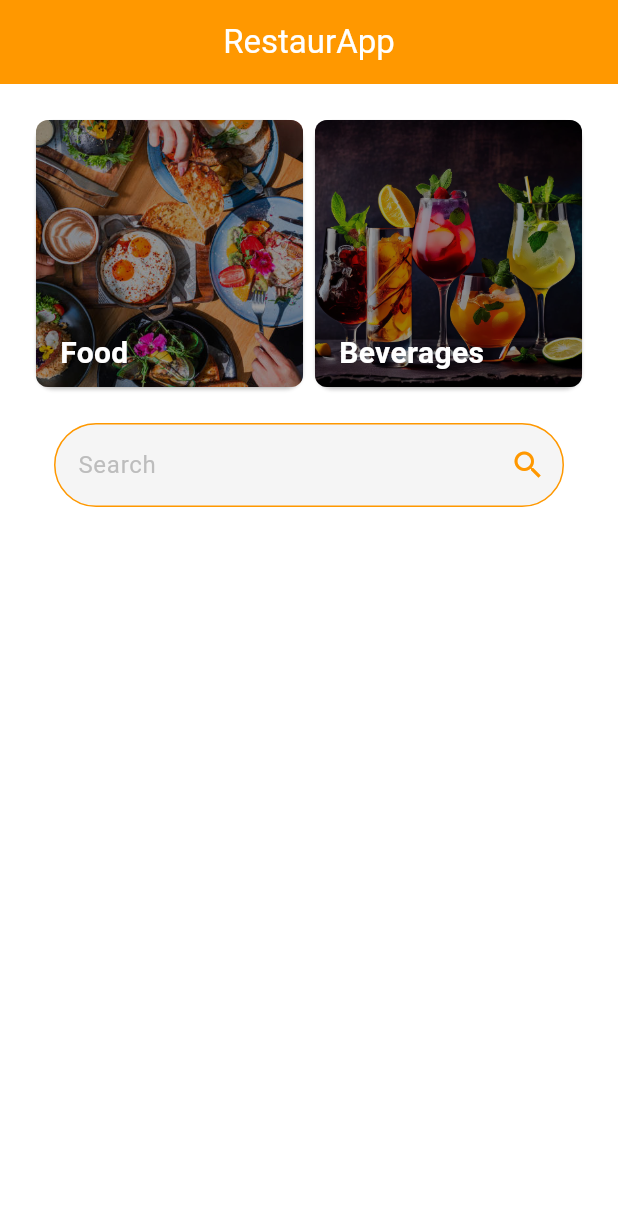
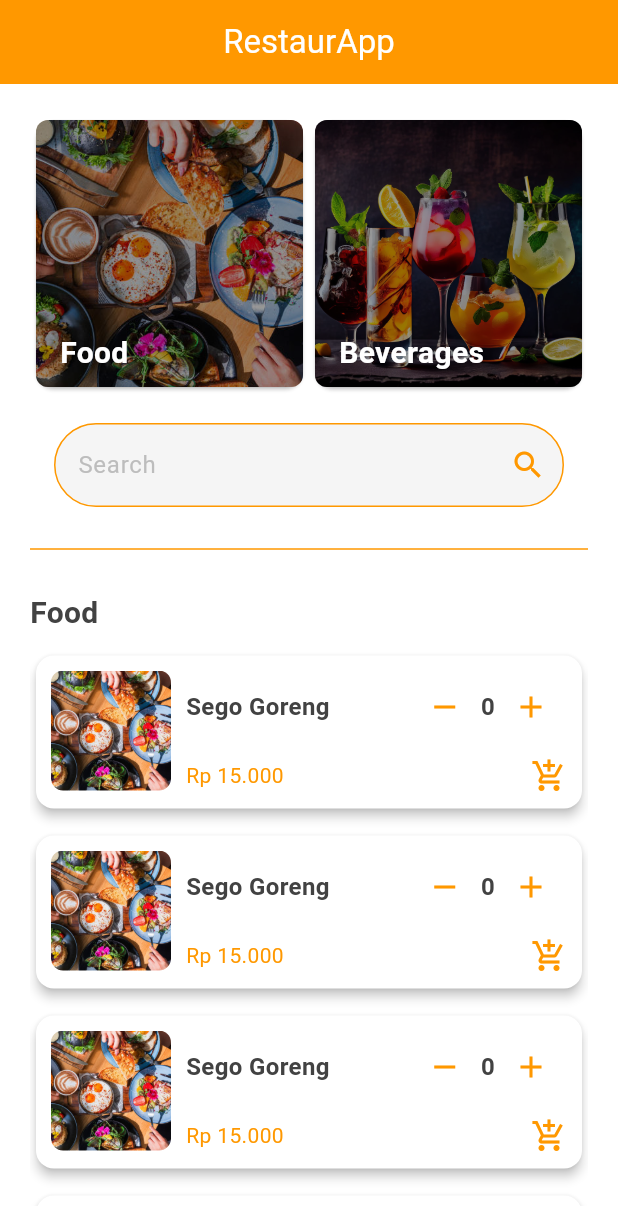
Before and after one commit to gesangwidigdo/RestaurApp, a Flutter app: the MainPage screen opened directly, on a phone screen of 412 x 824 dp. Shown: the top 1219 px of the screen. Run offline on Flutter 3.47's test engine with Material 3 defaults, Android fonts, the phone set to English and light mode, and no system bars.

Commit message:
feat: create menu item widget

```diff
--- a/lib/screens/main/main_page.dart
+++ b/lib/screens/main/main_page.dart
@@ -1,11 +1,11 @@
 import 'package:flutter/material.dart';
 import 'package:restaurapp/widgets/image_card.dart';
+import 'package:restaurapp/widgets/menu_item.dart';
 import 'package:restaurapp/widgets/search_bar_widget.dart';
 
 class MainPage extends StatelessWidget {
   @override
   Widget build(BuildContext context) {
-    // TODO: implement build
     return Scaffold(
       appBar: AppBar(
         title: const Text('RestaurApp'),
@@ -41,6 +41,90 @@ class MainPage extends StatelessWidget {
             ),
             const SizedBox(height: 20),
             const SearchBarWidget(),
+            const Padding(
+              padding: EdgeInsets.only(
+                top: 20,
+                bottom: 20,
+              ),
+              child: Divider(
+                color: Color(0xFFFF9800),
+              ),
+            ),
+            const Text(
+              'Food',
+              style: TextStyle(
+                fontSize: 20,
+                fontWeight: FontWeight.bold,
+              ),
+            ),
+            const SizedBox(height: 10),
+            const MenuItem(
+              imagePath: 'lib/assets/food.jpg',
+              menuName: 'Sego Goreng',
+              price: 'Rp 15.000',
+            ),
+            const SizedBox(height: 10),
+            const MenuItem(
+              imagePath: 'lib/assets/food.jpg',
+              menuName: 'Sego Goreng',
+              price: 'Rp 15.000',
+            ),
+            const SizedBox(height: 10),
+            const MenuItem(
+              imagePath: 'lib/assets/food.jpg',
+              menuName: 'Sego Goreng',
+              price: 'Rp 15.000',
+            ),
+            const SizedBox(height: 10),
+            const MenuItem(
+              imagePath: 'lib/assets/food.jpg',
+              menuName: 'Sego Goreng',
+              price: 'Rp 15.000',
+            ),
+            const SizedBox(height: 10),
+            const MenuItem(
+              imagePath: 'lib/assets/food.jpg',
+              menuName: 'Sego Goreng',
+              price: 'Rp 15.000',
+            ),
+            const SizedBox(height: 50),
+            const Text(
+              'Beverages',
+              style: TextStyle(
+                fontSize: 20,
+                fontWeight: FontWeight.bold,
+              ),
+            ),
+            const MenuItem(
+              imagePath: 'lib/assets/beverages.jpg',
+              menuName: 'Vodka Pedas',
+              price: 'Rp 8.000',
+            ),
+            const SizedBox(height: 10),
+            const MenuItem(
+              imagePath: 'lib/assets/beverages.jpg',
+              menuName: 'Vodka Pedas',
+              price: 'Rp 8.000',
+            ),
+            const SizedBox(height: 10),
+            const MenuItem(
+              imagePath: 'lib/assets/beverages.jpg',
+              menuName: 'Vodka Pedas',
+              price: 'Rp 8.000',
+            ),
+            const SizedBox(height: 10),
+            const MenuItem(
+              imagePath: 'lib/assets/beverages.jpg',
+              menuName: 'Vodka Pedas',
+              price: 'Rp 8.000',
+            ),
+            const SizedBox(height: 10),
+            const MenuItem(
+              imagePath: 'lib/assets/beverages.jpg',
+              menuName: 'Vodka Pedas',
+              price: 'Rp 8.000',
+            ),
+            const SizedBox(height: 10),
           ],
         ),
       ),
--- /dev/null
+++ b/lib/widgets/menu_item.dart
@@ -0,0 +1,118 @@
+import 'package:flutter/material.dart';
+
+class MenuItem extends StatefulWidget {
+  final String imagePath;
+  final String menuName;
+  final String price;
+
+  final int itemCount;
+
+  const MenuItem({
+    required this.imagePath,
+    required this.menuName,
+    required this.price,
+    this.itemCount = 0,
+    super.key,
+  });
+
+  @override
+  _MenuItemState createState() => _MenuItemState();
+}
+
+class _MenuItemState extends State<MenuItem> {
+  int itemCount = 0;
+  @override
+  Widget build(BuildContext context) {
+    return Card(
+      elevation: 3,
+      child: Padding(
+        padding: const EdgeInsets.all(10),
+        child: Row(
+          crossAxisAlignment: CrossAxisAlignment.start,
+          children: [
+            // Image
+            Container(
+              width: 80,
+              height: 80,
+              decoration: BoxDecoration(
+                borderRadius: BorderRadius.circular(8),
+                image: DecorationImage(
+                  image: AssetImage(widget.imagePath),
+                  fit: BoxFit.cover,
+                ),
+              ),
+            ),
+            const SizedBox(width: 10),
+            // Nama menu dan harga
+            Expanded(
+              child: Column(
+                crossAxisAlignment: CrossAxisAlignment.start,
+                children: [
+                  Row(
+                    children: [
+                      Text(
+                        widget.menuName,
+                        style: const TextStyle(
+                          fontSize: 16,
+                          fontWeight: FontWeight.bold,
+                        ),
+                      ),
+                      const Spacer(),
+                      Row(
+                        children: [
+                          IconButton(
+                            icon: const Icon(Icons.remove),
+                            onPressed: () {
+                              setState(() {
+                                if (itemCount > 0) {
+                                  itemCount--;
+                                }
+                              });
+                            },
+                          ),
+                          // Jumlah pesanan
+                          Text(
+                            '$itemCount',
+                            style: const TextStyle(
+                              fontSize: 16,
+                              fontWeight: FontWeight.bold,
+                            ),
+                          ),
+                          IconButton(
+                            icon: const Icon(Icons.add),
+                            onPressed: () {
+                              setState(() {
+                                itemCount++;
+                              });
+                            },
+                          ),
+                        ],
+                      ),
+                    ],
+                  ),
+                  const SizedBox(height: 10),
+                  Row(
+                    children: [
+                      Text(
+                        widget.price,
+                        style: const TextStyle(
+                          fontSize: 14,
+                          color: Color(0xFFFF9800),
+                        ),
+                      ),
+                      const Spacer(),
+                      const Icon(
+                        Icons.add_shopping_cart,
+                        color: Color(0xFFFF9800),
+                      ),
+                    ],
+                  ),
+                ],
+              ),
+            ),
+          ],
+        ),
+      ),
+    );
+  }
+}
```
